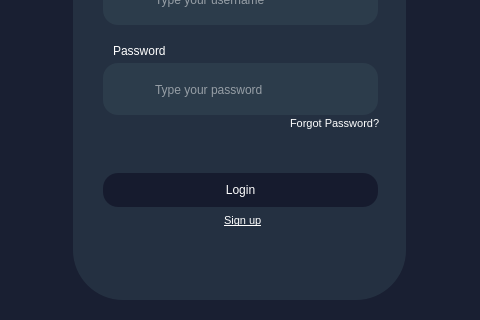
Qt form WardenFort/WardenFort/login.ui (bibumu/WardenFort_Merge) before a commit; both pictures show x 287 to 767 and y 247 to 567 of the 1088 by 567 pixel window.
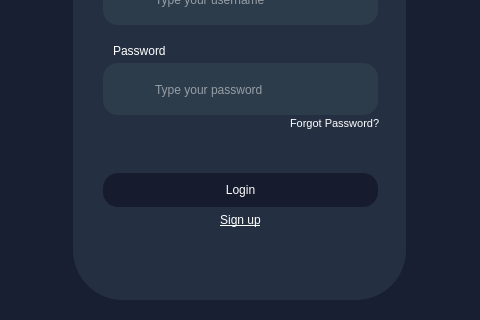
The same form after that commit. Icons and pictures are not drawn.

```diff
--- a/WardenFort/WardenFort/login.ui
+++ b/WardenFort/WardenFort/login.ui
@@ -258,6 +258,25 @@
       <string>Forgot Password?</string>
      </property>
     </widget>
+    <widget class="QPushButton" name="signUpButton">
+     <property name="geometry">
+      <rect>
+       <x>130</x>
+       <y>435</y>
+       <width>75</width>
+       <height>24</height>
+      </rect>
+     </property>
+     <property name="styleSheet">
+      <string notr="true">font: 7.5pt &quot;Segoe UI&quot;;
+text-decoration: underline;
+background-color: rgba(255, 255, 255, 0);
+color: rgb(255, 255, 255);</string>
+     </property>
+     <property name="text">
+      <string>Sign up</string>
+     </property>
+    </widget>
     <zorder>typeUN_box</zorder>
     <zorder>username_text</zorder>
     <zorder>typePASS_box</zorder>
@@ -343,34 +362,6 @@
      <pixmap>pass_icon (4).png</pixmap>
     </property>
    </widget>
-   <widget class="QLabel" name="signup_button">
-    <property name="geometry">
-     <rect>
-      <x>511</x>
-      <y>459</y>
-      <width>41</width>
-      <height>16</height>
-     </rect>
-    </property>
-    <property name="font">
-     <font>
-      <family>Segoe UI</family>
-      <pointsize>8</pointsize>
-      <italic>false</italic>
-      <bold>false</bold>
-      <underline>true</underline>
-     </font>
-    </property>
-    <property name="styleSheet">
-     <string notr="true">font: 7.5pt &quot;Segoe UI&quot;;
-text-decoration: underline;
-background-color: rgba(255, 255, 255, 0);
-color: rgb(255, 255, 255);</string>
-    </property>
-    <property name="text">
-     <string>Sign up</string>
-    </property>
-   </widget>
    <widget class="QLabel" name="wf_word">
     <property name="geometry">
      <rect>
```
Left out of the diff: 1 changed line with no effect on the pictures.
